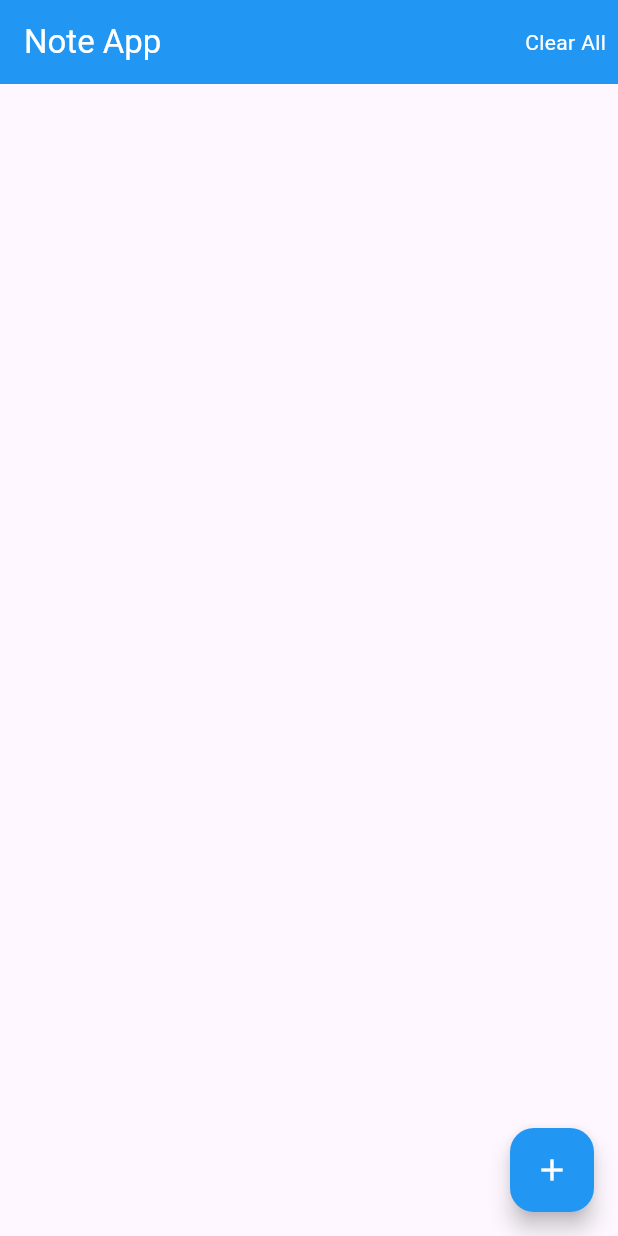
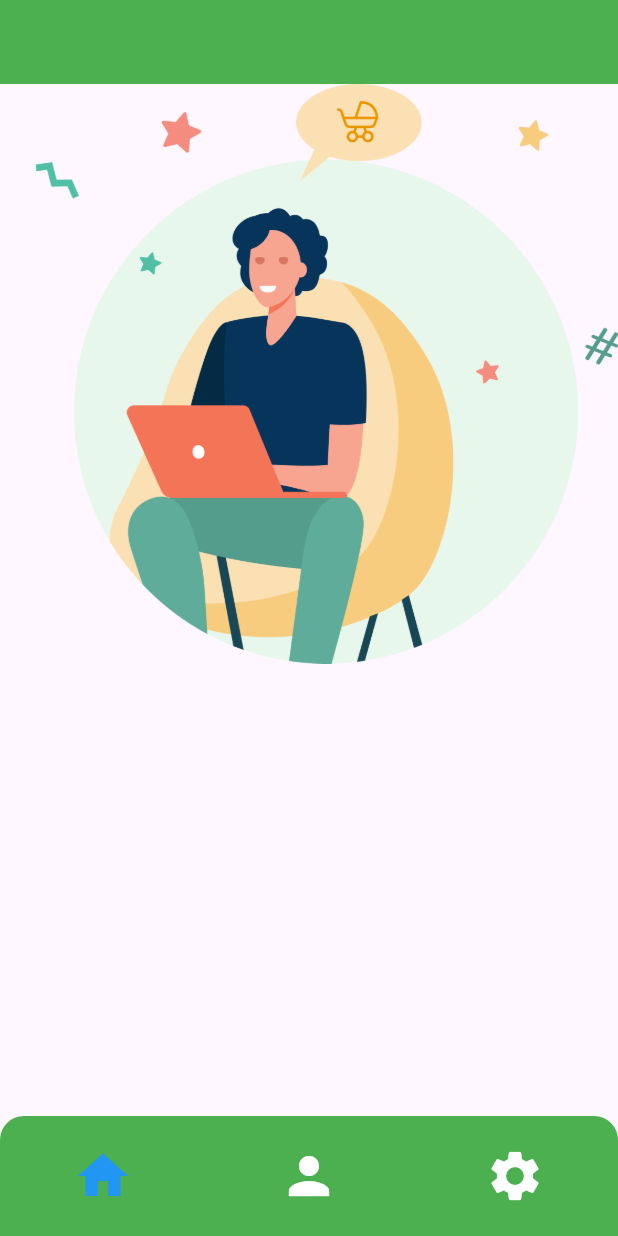
Before and after one commit to Ahmed-3lam/iti_g24_1, a Flutter app: the screen it shows after launch, on a phone screen of 412 x 824 dp. Run offline on Flutter 3.47's test engine with Material 3 defaults, Android fonts, the phone set to English and light mode, and no system bars; our stand-ins replace bloc, flutter_bloc, get, hive, hive_flutter; accounts and stored records are empty.

Commit message:
Cubit (2) Navigation bar

```diff
--- /dev/null
+++ b/lib/dummy_projects/image_viewer/cubit/image_viewer_cubit.dart
@@ -0,0 +1,41 @@
+import 'package:bloc/bloc.dart';
+import 'package:flutter/material.dart';
+
+import '../screens/home_screen.dart';
+import '../screens/profile_screen.dart';
+import '../screens/setting_screen.dart';
+
+part 'image_viewer_state.dart';
+
+class ImageViewerCubit extends Cubit<ImageViewerState> {
+  ImageViewerCubit() : super(ImageViewerInitial());
+
+  int imageNum = 1;
+  void changeImage() {
+    if (imageNum < 3) {
+      imageNum++;
+    } else {
+      imageNum--;
+    }
+    print(imageNum);
+
+    emit(ImageViewerImageChangedState());
+  }
+
+  int index = 0;
+  List<Widget> screenItems = [
+    HomeScreen(),
+    ProfileScreen(),
+    SettingScreen(),
+  ];
+  List<IconData> iconItems = [
+    Icons.home,
+    Icons.person,
+    Icons.settings,
+  ];
+
+  void changeNav(int i) {
+    index = i;
+    emit(ImageViewerNavChangedState());
+  }
+}
--- /dev/null
+++ b/lib/dummy_projects/image_viewer/cubit/image_viewer_state.dart
@@ -0,0 +1,10 @@
+part of 'image_viewer_cubit.dart';
+
+@immutable
+abstract class ImageViewerState {}
+
+final class ImageViewerInitial extends ImageViewerState {}
+
+final class ImageViewerImageChangedState extends ImageViewerState {}
+
+final class ImageViewerNavChangedState extends ImageViewerState {}
--- /dev/null
+++ b/lib/dummy_projects/image_viewer/screens/home_screen.dart
@@ -0,0 +1,17 @@
+import 'package:flutter/material.dart';
+
+class HomeScreen extends StatefulWidget {
+  const HomeScreen({super.key});
+
+  @override
+  State<HomeScreen> createState() => _HomeScreenState();
+}
+
+class _HomeScreenState extends State<HomeScreen> {
+  @override
+  Widget build(BuildContext context) {
+    return Column(
+      children: [Image.asset("assets/images/onboarding1.png")],
+    );
+  }
+}
--- /dev/null
+++ b/lib/dummy_projects/image_viewer/screens/image_viewer_screen.dart
@@ -0,0 +1,50 @@
+import 'package:flutter/material.dart';
+import 'package:flutter_bloc/flutter_bloc.dart';
+import 'package:iti_g24_1/dummy_projects/image_viewer/cubit/image_viewer_cubit.dart';
+
+class ImageViewerScreen extends StatelessWidget {
+  @override
+  Widget build(BuildContext context) {
+    final cubit = context.read<ImageViewerCubit>();
+
+    return BlocBuilder<ImageViewerCubit, ImageViewerState>(
+      builder: (context, state) {
+        return Scaffold(
+          appBar: AppBar(
+            backgroundColor: Colors.green,
+          ),
+          body: cubit.screenItems[cubit.index],
+          bottomNavigationBar: Container(
+            height: 80,
+            decoration: BoxDecoration(
+                color: Colors.green,
+                borderRadius: BorderRadius.only(
+                  topLeft: Radius.circular(16),
+                  topRight: Radius.circular(16),
+                )),
+            child: Row(
+              mainAxisAlignment: MainAxisAlignment.spaceAround,
+              children: [
+                for (int i = 0; i < cubit.iconItems.length; i++)
+                  _buildNavItem(i, cubit),
+              ],
+            ),
+          ),
+        );
+      },
+    );
+  }
+
+  Widget _buildNavItem(int i, ImageViewerCubit cubit) {
+    return InkWell(
+      onTap: () {
+        cubit.changeNav(i);
+      },
+      child: Icon(
+        cubit.iconItems[i],
+        color: cubit.index == i ? Colors.blue : Colors.white,
+        size: 40,
+      ),
+    );
+  }
+}
--- a/lib/myapp.dart
+++ b/lib/myapp.dart
@@ -1,8 +1,9 @@
 import 'package:flutter/material.dart';
 import 'package:flutter_bloc/flutter_bloc.dart';
 import 'package:get/get.dart';
-import 'package:iti_g24_1/dummy_projects/note_app/cubit/note_cubit.dart';
-import 'package:iti_g24_1/dummy_projects/note_app/note_app_screen.dart';
+import 'package:iti_g24_1/dummy_projects/image_viewer/cubit/image_viewer_cubit.dart';
+
+import 'dummy_projects/image_viewer/screens/image_viewer_screen.dart';
 
 class MyApp extends StatelessWidget {
   const MyApp({super.key});
@@ -14,10 +15,10 @@ class MyApp extends StatelessWidget {
     /// (3) Scaffold ( widget )
 
     return BlocProvider(
-      create: (context) => NoteCubit(),
+      create: (context) => ImageViewerCubit(),
       child: GetMaterialApp(
         debugShowCheckedModeBanner: false,
-        home: NoteAppScreen(),
+        home: ImageViewerScreen(),
       ),
     );
   }
```
Also changed, not shown: lib/dummy_projects/image_viewer/screens/profile_screen.dart (added, +23 -0 lines), lib/dummy_projects/image_viewer/screens/setting_screen.dart (added, +23 -0 lines).
